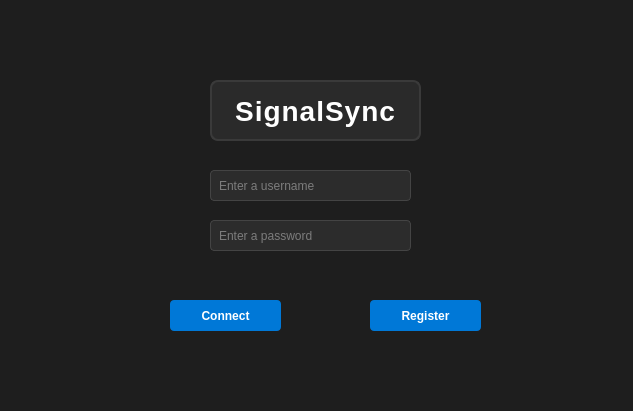
pahuljotmatharoo/SignalSync-client, file ChatAppClient/ChatAppClient.ui: the form before one commit.
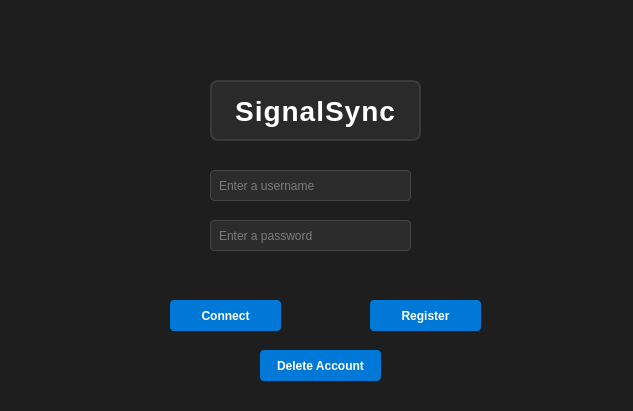
The form after the commit.

```diff
--- a/ChatAppClient/ChatAppClient.ui
+++ b/ChatAppClient/ChatAppClient.ui
@@ -154,6 +154,35 @@
      <string>Register</string>
     </property>
    </widget>
+   <widget class="QPushButton" name="deleteButton">
+    <property name="geometry">
+     <rect>
+      <x>260</x>
+      <y>350</y>
+      <width>121</width>
+      <height>31</height>
+     </rect>
+    </property>
+    <property name="styleSheet">
+     <string notr="true">QPushButton {
+    background-color: #0078d7;
+    border: none;
+    padding: 8px 16px;
+    color: white;
+    font-weight: bold;
+    border-radius: 4px;
+}
+QPushButton:hover {
+    background-color: #2892ff;
+}
+QPushButton:pressed {
+    background-color: #005fa3;
+}</string>
+    </property>
+    <property name="text">
+     <string>Delete Account</string>
+    </property>
+   </widget>
   </widget>
  </widget>
  <layoutdefault spacing="6" margin="11"/>
```
Left out of the diff: 8 changed lines with no effect on the pictures.
